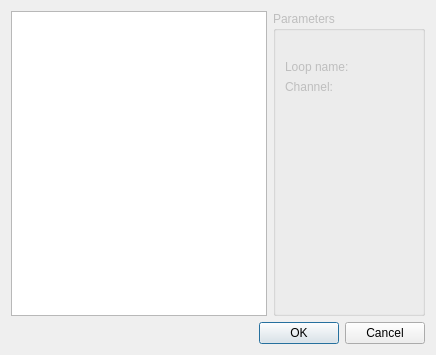
uazure/qLab, file src/server/controlmanagementdialog.ui: the form before one commit.
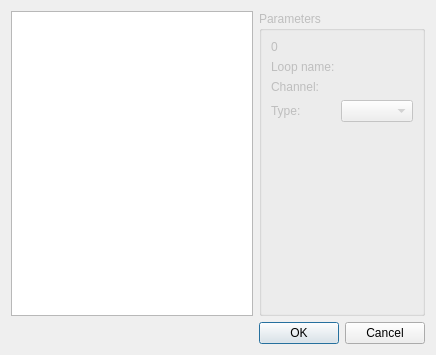
The form after the commit. Custom widgets are drawn as their Qt base class.

Commit message: Implemented type of control management

Patch:
```diff
--- a/src/server/controlmanagementdialog.ui
+++ b/src/server/controlmanagementdialog.ui
@@ -57,7 +57,7 @@
            <string>Target value</string>
           </property>
           <property name="text">
-           <string/>
+           <string>0</string>
           </property>
          </widget>
         </item>
@@ -91,6 +91,16 @@
             </property>
            </widget>
           </item>
+          <item row="2" column="0">
+           <widget class="QLabel" name="label_3">
+            <property name="text">
+             <string>Type:</string>
+            </property>
+           </widget>
+          </item>
+          <item row="2" column="1">
+           <widget class="QComboBox" name="controlTypeBox"/>
+          </item>
          </layout>
         </item>
         <item>
```
Left out of the diff: 2 changed lines with no effect on the pictures. The commit also changes 6 other files.
